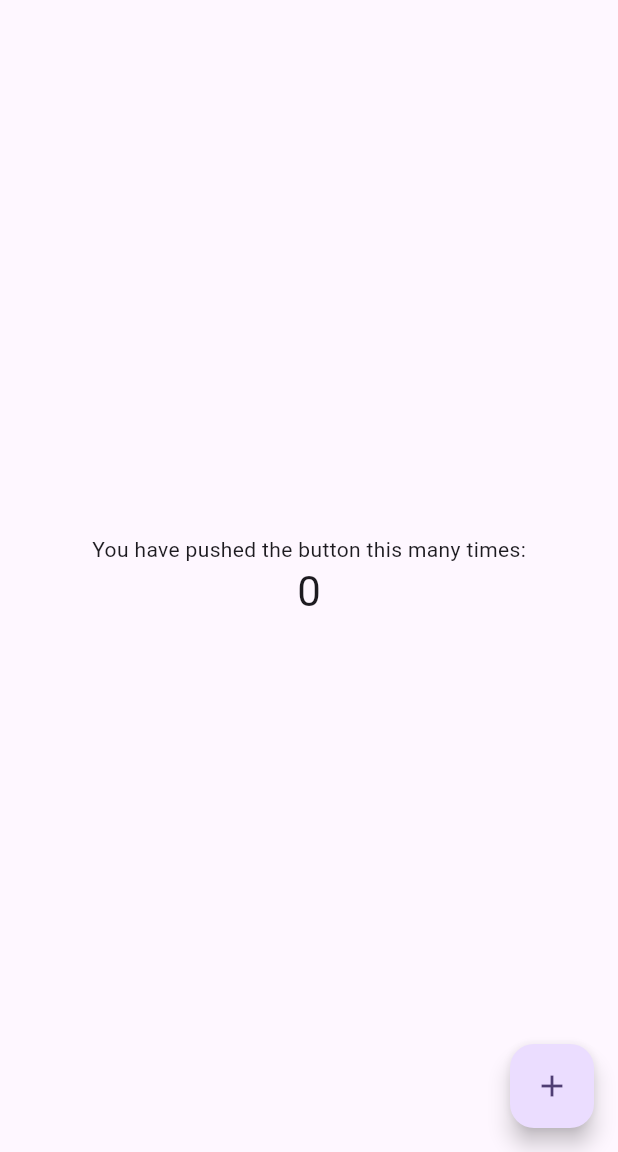
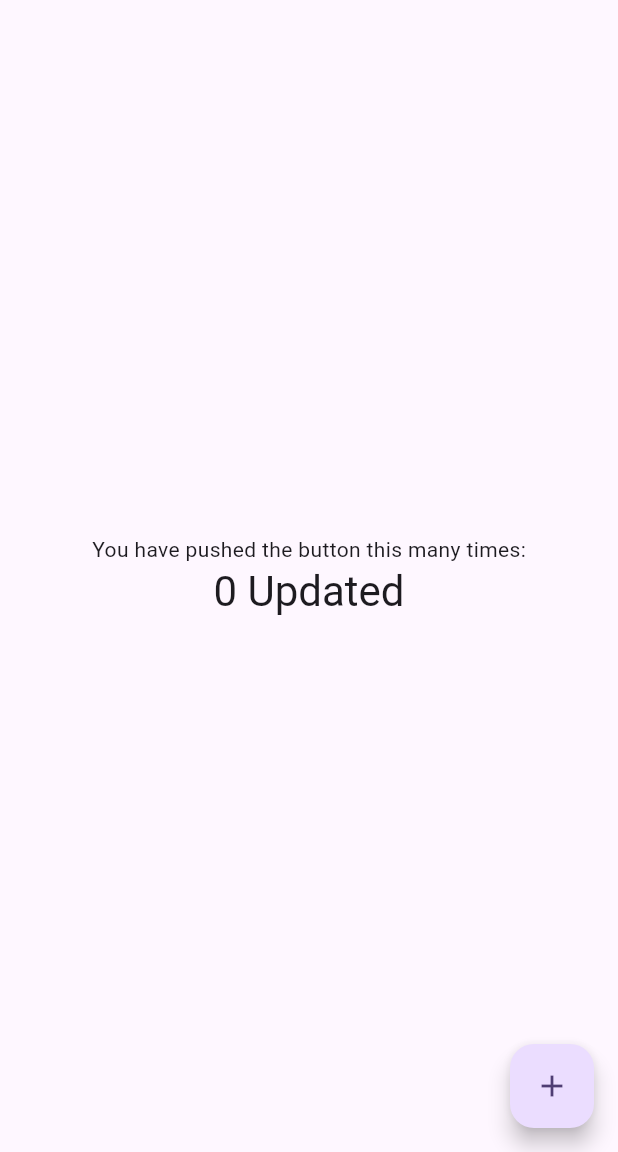
Before and after one commit to Devangi4121/newVersioning, a Flutter app: the screen it shows after launch, on a phone screen of 412 x 824 dp, the part 84-1236 px from its top. Run offline on Flutter 3.47's test engine with Material 3 defaults, Android fonts, the phone set to English and light mode, and no system bars.

```diff
--- a/lib/main.dart
+++ b/lib/main.dart
@@ -67,7 +67,7 @@ class _MyHomePageState extends State<MyHomePage> {
           children: <Widget>[
             const Text('You have pushed the button this many times:'),
             Text(
-              '$_counter',
+              '$_counter Updated',
               style: Theme.of(context).textTheme.headlineMedium,
             ),
           ],
```
